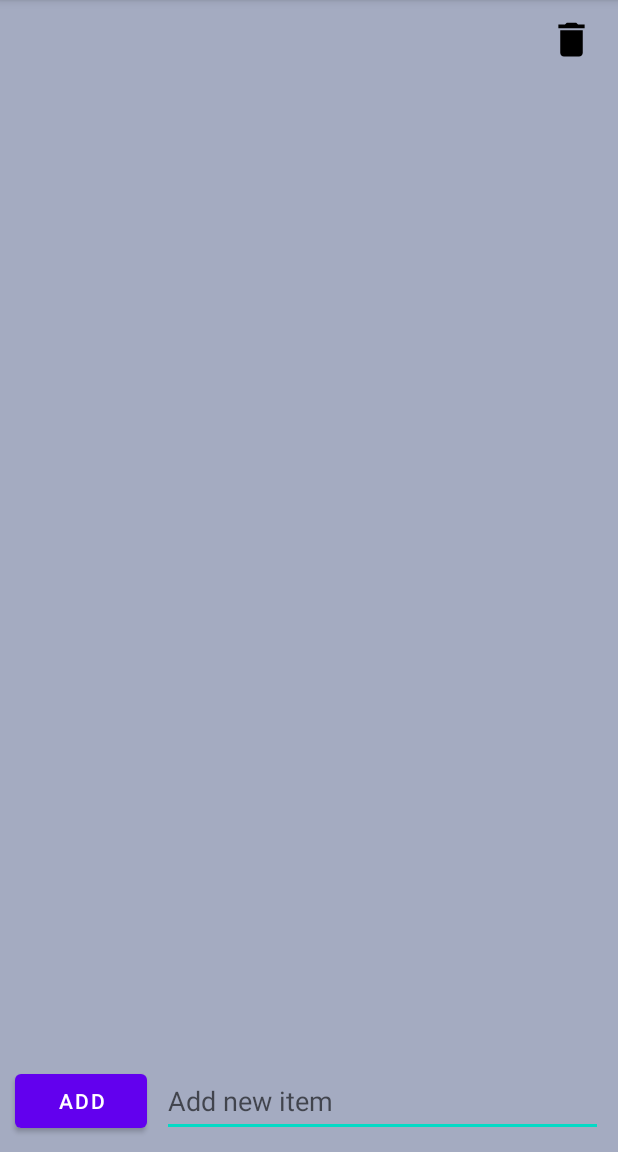
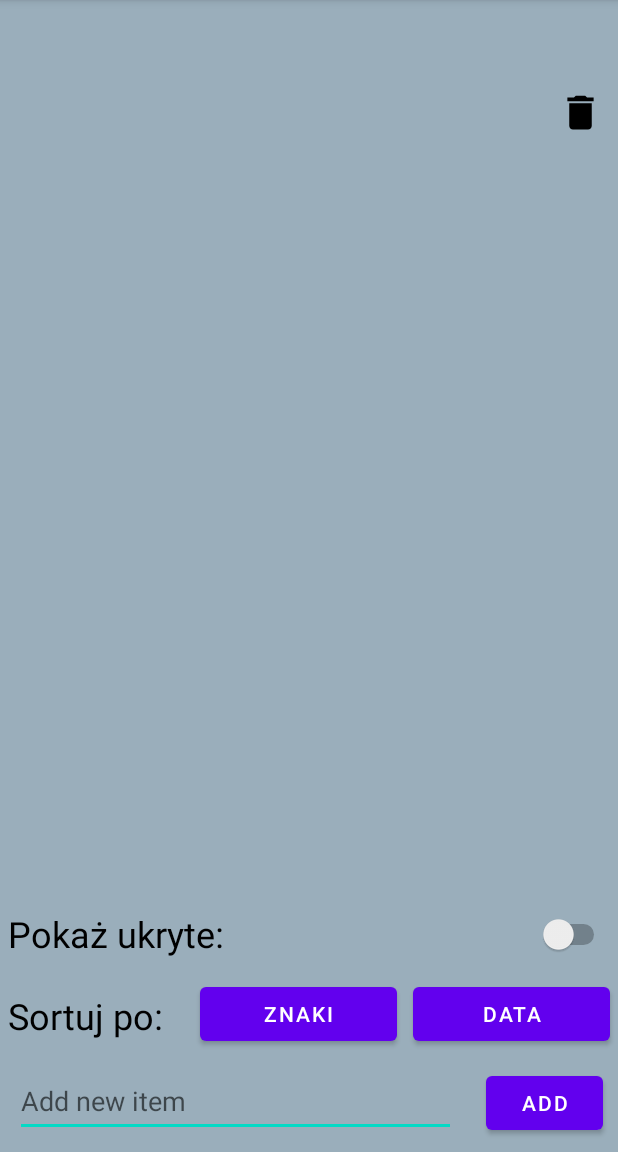
Before and after one commit to kapkus/ToDoList, an Android app: the screen it shows after launch (MainActivity), after a tap on "ADD", on a phone screen of 412 x 824 dp, the part 84-1236 px from its top. Run offline under Robolectric (Android 15) with nearby library versions, the phone set to English and light mode, and no system bars.

Commit message:
added 2 buttons for sorting the list, switch to hide and show deleted elements, restore task icon

```diff
--- a/app/src/main/java/com/example/todolist/MainActivity.java
+++ b/app/src/main/java/com/example/todolist/MainActivity.java
@@ -7,6 +7,8 @@ import android.content.Intent;
 import android.os.Bundle;
 import android.widget.Button;
 import android.widget.EditText;
+import android.widget.Switch;
+
 import org.threeten.bp.LocalDateTime;
 import java.util.ArrayList;
 import java.util.List;
@@ -15,6 +17,9 @@ public class MainActivity extends AppCompatActivity implements MyRecyclerViewAda
 
     EditText item;
     Button add;
+    Button sortByChar;
+    Button sortByDate;
+    Switch showDeleted;
     RecyclerView recyclerView;
     List<TaskData> itemList = new ArrayList<>();
     MyRecyclerViewAdapter recyclerViewAdapter;
@@ -25,6 +30,10 @@ public class MainActivity extends AppCompatActivity implements MyRecyclerViewAda
         setContentView(R.layout.activity_main);
         item = findViewById(R.id.editText);
         add = findViewById(R.id.button);
+        sortByChar = findViewById(R.id.sortCharBtn);
+        sortByDate = findViewById(R.id.sortDateBtn);
+        showDeleted = findViewById(R.id.showHiddenSwitch);
+
         itemList = FileHelper.loadList(this);
         recyclerView = findViewById(R.id.recyclerView);
         recyclerView.setLayoutManager(new LinearLayoutManager(this));
@@ -40,6 +49,19 @@ public class MainActivity extends AppCompatActivity implements MyRecyclerViewAda
             saveIntent.putExtra("itemName", itemName);
             startService(saveIntent);
         });
+
+        sortByChar.setOnClickListener(view -> {
+            recyclerViewAdapter.sortList('C');
+        });
+
+        sortByDate.setOnClickListener(view -> {
+            recyclerViewAdapter.sortList('D');
+        });
+
+        showDeleted.setOnCheckedChangeListener((compoundButton, b) -> {
+            recyclerViewAdapter.showDeleted(b);
+        });
+
     }
 
 
--- a/app/src/main/java/com/example/todolist/MyRecyclerViewAdapter.java
+++ b/app/src/main/java/com/example/todolist/MyRecyclerViewAdapter.java
@@ -8,7 +8,6 @@ import android.view.ViewGroup;
 import android.webkit.WebView;
 import android.widget.ImageView;
 import android.widget.TextView;
-
 import androidx.annotation.NonNull;
 import androidx.recyclerview.widget.RecyclerView;
 
@@ -21,10 +20,13 @@ public class MyRecyclerViewAdapter extends RecyclerView.Adapter<RecyclerView.Vie
         void onClick(int position);
     }
 
-    private final List<TaskData> itemList;
+    private boolean showDeleted;
+    private List<TaskData> itemList;
     private final LayoutInflater mInflater;
     private final ArrayList<String> urls;
     Context context;
+    private final float scale;
+    private final static int webViewHeight = 150;
 
     @Override
     public int getItemViewType(int position) {
@@ -36,6 +38,7 @@ public class MyRecyclerViewAdapter extends RecyclerView.Adapter<RecyclerView.Vie
         this.context = context;
         this.itemList = itemList;
         this.urls = populateUrls();
+        this.scale = context.getResources().getDisplayMetrics().density;
     }
 
     @NonNull
@@ -58,29 +61,46 @@ public class MyRecyclerViewAdapter extends RecyclerView.Adapter<RecyclerView.Vie
     @Override
     public void onBindViewHolder(final RecyclerView.ViewHolder holder, final int position) {
         boolean hide = itemList.get(position).getDeleted();
+        ViewGroup.LayoutParams params = holder.itemView.getLayoutParams();
+
+        if(hide){
+            if(!showDeleted){
+                holder.itemView.setVisibility(View.GONE);
+                params.height = 0;
+                holder.itemView.setLayoutParams(params);
+                return;
+            }
+            holder.itemView.setBackgroundColor(context.getResources().getColor(R.color.gray_red));
+        }else{
+            holder.itemView.setBackgroundColor(context.getResources().getColor(R.color.light_gray));
+        }
+
         switch (holder.getItemViewType()) {
             case 0:
-                if(hide){
-                    holder.itemView.setVisibility(View.GONE);
-                    ViewGroup.LayoutParams params = holder.itemView.getLayoutParams();
-                    params.height = 0;
-                    params.width = 0;
-                    holder.itemView.setLayoutParams(params);
-                }
+                holder.itemView.setVisibility(View.VISIBLE);
+                params.height = ViewGroup.LayoutParams.WRAP_CONTENT;
+                holder.itemView.setLayoutParams(params);
                 ViewHolder0 viewHolder0 = (ViewHolder0) holder;
                 String task = itemList.get(position).text;
                 viewHolder0.taskText.setText(task);
+
+                if(hide){
+                    viewHolder0.restoreIcon.setVisibility(View.VISIBLE);
+                }else{
+                    viewHolder0.restoreIcon.setVisibility(View.GONE);
+                }
                 break;
             case 2:
-                if(hide){
-                    holder.itemView.setVisibility(View.GONE);
-                    ViewGroup.LayoutParams params = holder.itemView.getLayoutParams();
-                    params.height = 0;
-                    params.width = 0;
-                    holder.itemView.setLayoutParams(params);
-                }
+                holder.itemView.setVisibility(View.VISIBLE);
+                params.height = (int) (webViewHeight * scale + 0.5f);
+                holder.itemView.setLayoutParams(params);
                 ViewHolder2 viewHolder2 = (ViewHolder2) holder;
                 viewHolder2.webView.loadUrl(urls.get(position % 3));
+                if(hide){
+                    viewHolder2.restoreIcon.setVisibility(View.VISIBLE);
+                }else{
+                    viewHolder2.restoreIcon.setVisibility(View.GONE);
+                }
                 break;
         }
     }
@@ -89,7 +109,7 @@ public class MyRecyclerViewAdapter extends RecyclerView.Adapter<RecyclerView.Vie
 
         TextView taskText;
         ImageView deleteIcon;
-        boolean hide;
+        ImageView restoreIcon;
 
         public ViewHolder0(View itemView) {
             super(itemView);
@@ -98,6 +118,10 @@ public class MyRecyclerViewAdapter extends RecyclerView.Adapter<RecyclerView.Vie
             deleteIcon.setOnClickListener(view -> {
                 ((MainActivity) context).onClick(getAdapterPosition());
             });
+            restoreIcon = itemView.findViewById(R.id.restoreIcon);
+            restoreIcon.setOnClickListener(view -> {
+                restoreTask(getAdapterPosition());
+            });
         }
     }
 
@@ -105,6 +129,7 @@ public class MyRecyclerViewAdapter extends RecyclerView.Adapter<RecyclerView.Vie
 
         WebView webView;
         ImageView deleteIcon;
+        ImageView restoreIcon;
 
         public ViewHolder2(View itemView) {
             super(itemView);
@@ -114,6 +139,10 @@ public class MyRecyclerViewAdapter extends RecyclerView.Adapter<RecyclerView.Vie
             deleteIcon = itemView.findViewById(R.id.deleteIcon);
             deleteIcon.setOnClickListener(view -> {
                 ((MainActivity) context).onClick(getAdapterPosition());
+            });
+            restoreIcon = itemView.findViewById(R.id.restoreIcon);
+            restoreIcon.setOnClickListener(view -> {
+                restoreTask(getAdapterPosition());
             });
         }
     }
@@ -128,9 +157,31 @@ public class MyRecyclerViewAdapter extends RecyclerView.Adapter<RecyclerView.Vie
         notifyItemRemoved(position);
     }
 
+    public void sortList(char c){
+        itemList = FileHelper.sort(c);
+        notifyDataSetChanged();
+    }
+
+    public void showDeleted(boolean b) {
+        showDeleted = b;
+        notifyDataSetChanged();
+    }
+
+    private void restoreTask(int adapterPos){
+        int id = itemList.get(adapterPos).getId();
+        FileHelper.restoreTask(itemList, id);
+        notifyDataSetChanged();
+
+    }
+
     @Override
     public int getItemCount() {
         return itemList.size();
+    }
+
+    @Override
+    public long getItemId(int position) {
+        return super.getItemId(position);
     }
 
     private ArrayList<String> populateUrls() {
--- /dev/null
+++ b/app/src/main/res/drawable/ic_baseline_undo_24.xml
@@ -0,0 +1,5 @@
+<vector android:autoMirrored="true" android:height="24dp"
+    android:tint="#000000" android:viewportHeight="24"
+    android:viewportWidth="24" android:width="24dp" xmlns:android="http://schemas.android.com/apk/res/android">
+    <path android:fillColor="@android:color/white" android:pathData="M12.5,8c-2.65,0 -5.05,0.99 -6.9,2.6L2,7v9h9l-3.62,-3.62c1.39,-1.16 3.16,-1.88 5.12,-1.88 3.54,0 6.55,2.31 7.6,5.5l2.37,-0.78C21.08,11.03 17.15,8 12.5,8z"/>
+</vector>
--- a/app/src/main/res/layout/activity_main.xml
+++ b/app/src/main/res/layout/activity_main.xml
@@ -4,36 +4,96 @@
     xmlns:tools="http://schemas.android.com/tools"
     android:layout_width="match_parent"
     android:layout_height="match_parent"
-    android:background="@color/material_dynamic_secondary70"
+    android:background="@color/light_gray"
     android:orientation="vertical"
     tools:context=".MainActivity">
 
+    <LinearLayout
+        android:id="@+id/linearLayout"
+        android:layout_width="match_parent"
+        android:layout_height="wrap_content"
+        android:orientation="vertical"
+        app:layout_constraintBottom_toBottomOf="parent"
+        app:layout_constraintEnd_toEndOf="parent"
+        app:layout_constraintStart_toStartOf="parent">
+
+        <Switch
+            android:id="@+id/showHiddenSwitch"
+            android:layout_width="match_parent"
+            android:layout_height="wrap_content"
+            android:layout_margin="5dp"
+            android:layout_weight="1"
+            android:minHeight="48dp"
+            android:text="Pokaż ukryte: "
+            android:textSize="24sp" />
+
+        <LinearLayout
+            android:layout_width="match_parent"
+            android:layout_height="wrap_content"
+            android:orientation="horizontal">
+
+            <TextView
+                android:id="@+id/sortText"
+                android:layout_width="wrap_content"
+                android:layout_height="wrap_content"
+                android:layout_margin="5dp"
+                android:layout_weight="1"
+                android:text="Sortuj po: "
+                android:textColor="@color/black"
+                android:textSize="24sp" />
+
+            <Button
+                android:id="@+id/sortCharBtn"
+                android:layout_width="wrap_content"
+                android:layout_height="wrap_content"
+                android:layout_marginLeft="5dp"
+                android:layout_marginRight="5dp"
+                android:layout_weight="5"
+                android:text="znaki" />
+
+            <Button
+                android:id="@+id/sortDateBtn"
+                android:layout_width="wrap_content"
+                android:layout_height="wrap_content"
+                android:layout_marginLeft="5dp"
+                android:layout_marginRight="5dp"
+                android:layout_weight="5"
+                android:text="data" />
+        </LinearLayout>
+
+        <LinearLayout
+            android:layout_width="match_parent"
+            android:layout_height="wrap_content"
+            android:orientation="horizontal">
+
             <EditText
                 android:id="@+id/editText"
-        android:layout_width="0dp"
+                android:layout_width="match_parent"
                 android:layout_height="wrap_content"
                 android:layout_margin="10dp"
+                android:layout_weight="10"
                 android:ems="10"
                 android:hint="Add new item"
                 android:inputType="textPersonName"
-        android:minHeight="48dp"
-        app:layout_constraintBottom_toBottomOf="parent"
-        app:layout_constraintEnd_toEndOf="parent"
-        app:layout_constraintStart_toEndOf="@+id/button" />
+                android:minHeight="48dp" />
 
             <Button
                 android:id="@+id/button"
-        android:layout_width="0dp"
+                android:layout_width="wrap_content"
                 android:layout_height="wrap_content"
                 android:layout_margin="10dp"
-        android:text="Add"
-        app:layout_constraintBottom_toBottomOf="parent"
-        app:layout_constraintStart_toStartOf="parent" />
+                android:layout_weight="1"
+                android:text="Add" />
+        </LinearLayout>
+    </LinearLayout>
 
     <androidx.recyclerview.widget.RecyclerView
         android:id="@+id/recyclerView"
         android:layout_width="match_parent"
         android:layout_height="0dp"
-        app:layout_constraintBottom_toTopOf="@+id/button"
+        app:layout_constraintBottom_toTopOf="@+id/linearLayout"
+        app:layout_constraintEnd_toEndOf="parent"
+        app:layout_constraintStart_toStartOf="parent"
         app:layout_constraintTop_toTopOf="parent" />
+
 </androidx.constraintlayout.widget.ConstraintLayout>
--- a/app/src/main/res/layout/recyclerview_row1.xml
+++ b/app/src/main/res/layout/recyclerview_row1.xml
@@ -9,18 +9,34 @@
 
     <TextView
         android:id="@+id/taskText"
-        android:layout_width="0dp"
+        android:layout_width="match_parent"
         android:layout_height="wrap_content"
         android:layout_weight="20"
         android:padding="10dp"
         android:text="text"
+        android:minHeight="150dp"
         android:textSize="24sp" />
 
-    <ImageView
-        android:id="@+id/deleteIcon"
-        android:layout_width="wrap_content"
-        android:layout_height="50dp"
-        android:layout_weight="1"
-        android:padding="10dp"
-        app:srcCompat="@drawable/ic_baseline_delete_24" />
+    <LinearLayout
+        android:layout_width="50dp"
+        android:layout_height="match_parent"
+        android:orientation="vertical">
+
+        <ImageView
+            android:id="@+id/deleteIcon"
+            android:layout_width="match_parent"
+            android:layout_height="wrap_content"
+            android:layout_gravity="center"
+            android:layout_weight="1"
+            android:padding="10dp"
+            app:srcCompat="@drawable/ic_baseline_delete_24" />
+
+        <ImageView
+            android:id="@+id/restoreIcon"
+            android:layout_width="match_parent"
+            android:layout_height="wrap_content"
+            android:layout_weight="1"
+            android:padding="10dp"
+            app:srcCompat="@drawable/ic_baseline_undo_24" />
+    </LinearLayout>
 </LinearLayout>
--- a/app/src/main/res/values/colors.xml
+++ b/app/src/main/res/values/colors.xml
@@ -7,4 +7,6 @@
     <color name="teal_700">#FF018786</color>
     <color name="black">#FF000000</color>
     <color name="white">#FFFFFFFF</color>
+    <color name="gray_red">#675454</color>
+    <color name="light_gray">#9AAEBB</color>
 </resources>
```
Also changed, not shown: app/src/main/java/com/example/todolist/FileHelper.java (+50 -2 lines), app/src/main/res/layout/recyclerview_row2.xml (+19 -3 lines). Lines whose indentation alone changed are shown as unchanged.
